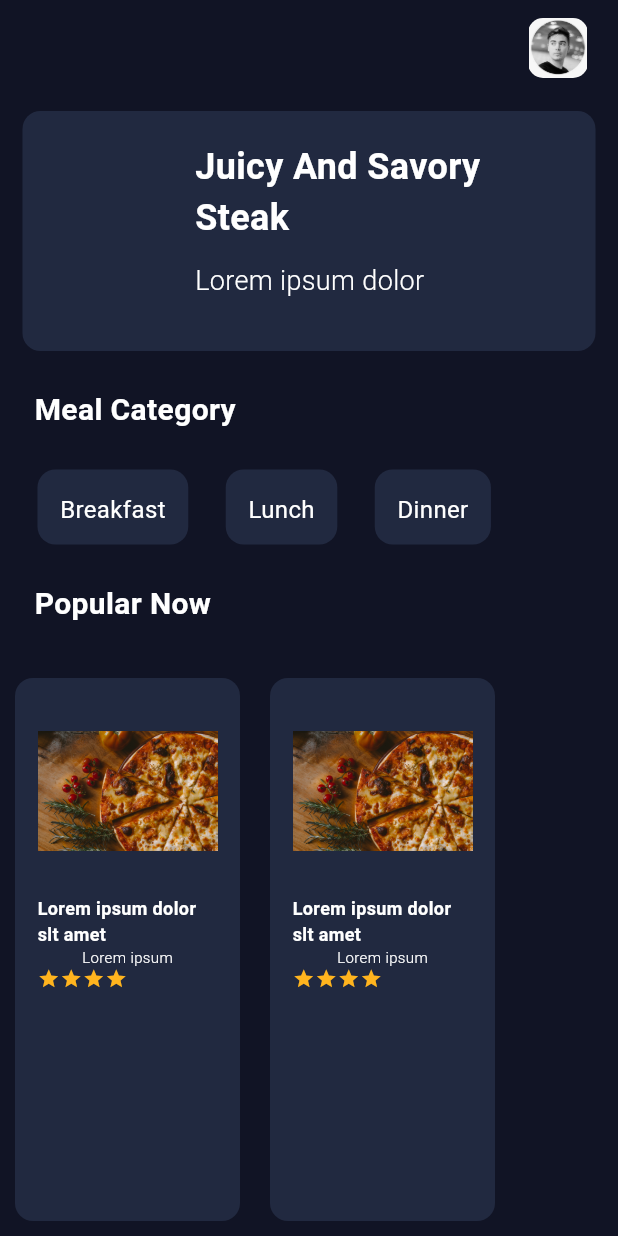
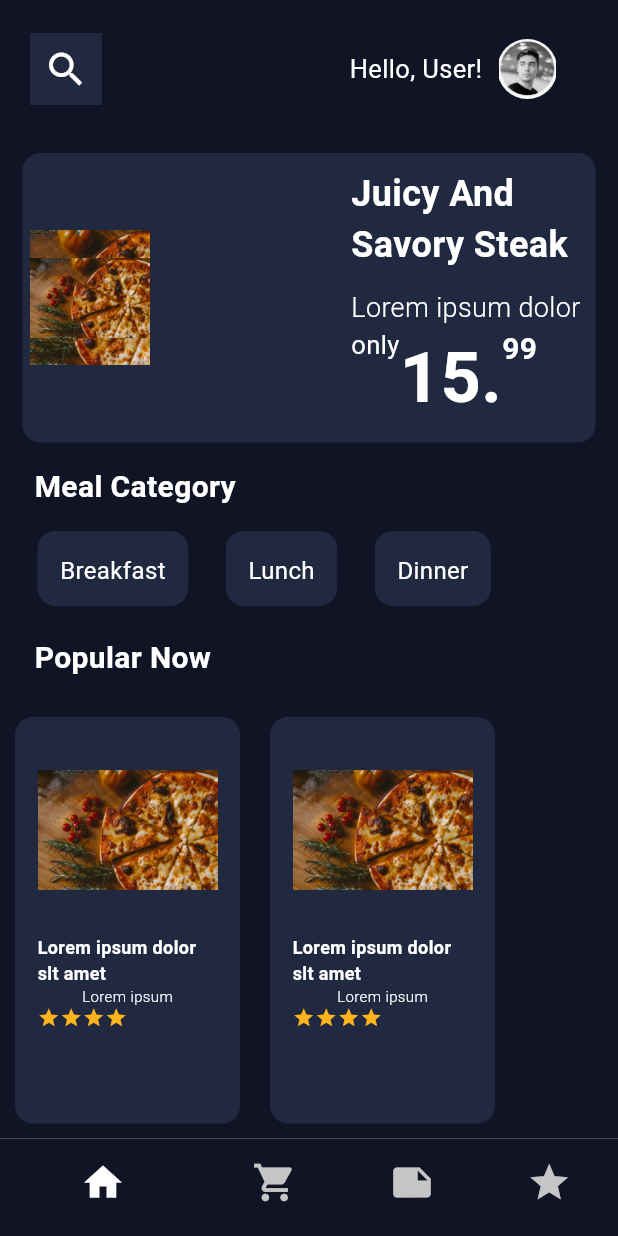
Before and after one commit to menukaAnujitha/pizza_order_app, a Flutter app: the screen it shows after launch, on a phone screen of 412 x 824 dp. Run offline on Flutter 3.47's test engine with Material 3 defaults, Android fonts, the phone set to English and light mode, and no system bars.

Commit message:
feat: add bottom navigation bar

```diff
--- a/lib/UI pages/cart.dart
+++ b/lib/UI pages/cart.dart
@@ -1,4 +1,5 @@
 import 'package:flutter/material.dart';
+import 'package:pizza_order_app/Widgets/bottom_nav.dart';
 
 class CartPage extends StatefulWidget {
   const CartPage({super.key});
@@ -11,8 +12,7 @@ class _CartPageState extends State<CartPage> {
   @override
   Widget build(BuildContext context) {
     return Scaffold(
-        body: SafeArea(
-      child: Text('Cart Page', style: TextStyle(fontSize: 30)),
-    ));
+      bottomNavigationBar: BottomNav(),
+    );
   }
 }
--- a/lib/UI pages/home.dart
+++ b/lib/UI pages/home.dart
@@ -1,6 +1,7 @@
 import 'package:flutter/material.dart';
 import 'package:pizza_order_app/Models/category_card.dart';
 import 'package:pizza_order_app/Models/pizza_card.dart';
+import 'package:pizza_order_app/Widgets/bottom_nav.dart';
 
 class HomePage extends StatefulWidget {
   const HomePage({super.key});
@@ -15,24 +16,44 @@ class _HomePAgeState extends State<HomePage> {
     return Scaffold(
       backgroundColor: Color.fromARGB(255, 17, 20, 37),
       body: SafeArea(
+        // Top Row
+
         child: Column(
           children: [
             Padding(
               padding:
-                  const EdgeInsets.symmetric(horizontal: 20.0, vertical: 12.0),
+                  const EdgeInsets.symmetric(horizontal: 20.0, vertical: 22.0),
               child: Row(
-                mainAxisAlignment: MainAxisAlignment.spaceBetween,
                 children: [
-                  const Column(
-                    crossAxisAlignment: CrossAxisAlignment.start,
-                    children: [],
+                  Container(
+                    color: Color.fromARGB(255, 33, 41, 64),
+                    child: IconButton(
+                        iconSize: 30,
+                        color: Colors.white,
+                        icon: const Icon(
+                          Icons.search,
+                          color: Colors.white,
                         ),
-                  ClipRRect(
-                    borderRadius: BorderRadius.circular(10),
+                        onPressed: () {}),
+                  ),
+                  SizedBox(width: 165),
+                  Text(
+                    'Hello, User!',
+                    style: TextStyle(
+                      color: Colors.white,
+                      //fontWeight: FontWeight.bold,
+                      fontSize: 17,
+                    ),
+                  ),
+                  SizedBox(width: 10),
+                  Container(
+                    child: ClipRRect(
+                      borderRadius: BorderRadius.circular(50),
                       child: Image.asset(
                         'lib/images/profile.jpg',
                         width: 40,
                         height: 40,
+                      ),
                     ),
                   )
                 ],
@@ -46,22 +67,33 @@ class _HomePAgeState extends State<HomePage> {
             Padding(
               padding: const EdgeInsets.symmetric(horizontal: 15.0),
               child: Container(
-                padding: const EdgeInsets.all(20),
+                padding: const EdgeInsets.all(5),
                 decoration: BoxDecoration(
                     color: Color.fromARGB(255, 33, 41, 64),
                     borderRadius: BorderRadius.circular(12)),
-                child: Row(children: [
+                child: Row(
+                    mainAxisAlignment: MainAxisAlignment.spaceBetween,
+                    children: [
                       Container(
-                    height: 80,
+                        height: 90,
                         width: 80,
+                        child: Image.asset(
+                          'lib/images/pizza.jpg',
+                        ),
+                        decoration: BoxDecoration(
+                          image: DecorationImage(
+                              image: AssetImage("lib/images/pizza.jpg"),
+                              fit: BoxFit.cover),
+                        ),
                       ),
                       const SizedBox(width: 15),
-                  Expanded(
+                      Padding(
+                        padding: const EdgeInsets.all(5.0),
                         child: Column(
                           crossAxisAlignment: CrossAxisAlignment.start,
                           children: [
                             const Text(
-                          'Juicy And Savory Steak',
+                              'Juicy And \nSavory Steak',
                               style: TextStyle(
                                 color: Colors.white,
                                 fontWeight: FontWeight.bold,
@@ -76,15 +108,47 @@ class _HomePAgeState extends State<HomePage> {
                                   fontSize: 18,
                                   fontWeight: FontWeight.w300),
                             ),
-                        const SizedBox(height: 14),
+                            // const SizedBox(height: 14),
+                            const Row(
+                              crossAxisAlignment: CrossAxisAlignment.start,
+                              children: <Widget>[
+                                Text(
+                                  'only',
+                                  //textAlign: TextAlign.center,
+                                  style: TextStyle(
+                                    color: Colors.white,
+                                    //fontWeight: FontWeight.bold,
+                                    fontSize: 17,
+                                  ),
+                                ),
+                                Text(
+                                  '15.',
+                                  textAlign: TextAlign.center,
+                                  style: TextStyle(
+                                    color: Colors.white,
+                                    fontWeight: FontWeight.bold,
+                                    fontSize: 47,
+                                  ),
+                                ),
+                                Text(
+                                  '99',
+                                  textAlign: TextAlign.center,
+                                  style: TextStyle(
+                                    color: Colors.white,
+                                    fontWeight: FontWeight.bold,
+                                    fontSize: 20,
+                                  ),
+                                ),
+                              ],
+                            )
                           ],
                         ),
-                  )
+                      ),
                     ]),
               ),
             ),
 
-            const SizedBox(height: 25),
+            const SizedBox(height: 15),
 
             // text
 
@@ -103,7 +167,7 @@ class _HomePAgeState extends State<HomePage> {
               ),
             ),
 
-            const SizedBox(height: 25),
+            const SizedBox(height: 15),
 
             // side srcoll
 
@@ -119,7 +183,7 @@ class _HomePAgeState extends State<HomePage> {
               ),
             ),
 
-            const SizedBox(height: 25),
+            const SizedBox(height: 20),
 
             // text
 
@@ -138,7 +202,7 @@ class _HomePAgeState extends State<HomePage> {
               ),
             ),
 
-            const SizedBox(height: 25),
+            const SizedBox(height: 15),
 
             // bottom cards
 
@@ -158,8 +222,8 @@ class _HomePAgeState extends State<HomePage> {
             ))
           ],
         ),
-        //BottomNav();
       ),
+      // bottomNavigationBar: BottomNav(),
     );
   }
 }
--- a/lib/UI pages/likes.dart
+++ b/lib/UI pages/likes.dart
@@ -10,6 +10,10 @@ class LikesPage extends StatefulWidget {
 class _LikesPageState extends State<LikesPage> {
   @override
   Widget build(BuildContext context) {
-    return const Placeholder();
+    return Scaffold(
+      body: SafeArea(
+        child: Text('Likes Page', style: TextStyle(fontSize: 30)),
+      ),
+    );
   }
 }
--- a/lib/UI pages/menu.dart
+++ b/lib/UI pages/menu.dart
@@ -11,8 +11,9 @@ class _MenuPageState extends State<MenuPage> {
   @override
   Widget build(BuildContext context) {
     return Scaffold(
-        body: SafeArea(
-      child: Text('Menus Page', style: TextStyle(fontSize: 30)),
-    ));
+      body: SafeArea(
+        child: Text('Menu Page', style: TextStyle(fontSize: 30)),
+      ),
+    );
   }
 }
--- /dev/null
+++ b/lib/Widgets/bottom_nav.dart
@@ -0,0 +1,87 @@
+import 'package:flutter/material.dart';
+import 'package:pizza_order_app/UI pages/home.dart';
+import 'package:pizza_order_app/UI pages/cart.dart';
+import 'package:pizza_order_app/UI pages/menu.dart';
+import 'package:pizza_order_app/UI pages/likes.dart';
+
+class BottomNav extends StatefulWidget {
+  const BottomNav({super.key});
+
+  @override
+  State<BottomNav> createState() => _BottomNavState();
+}
+
+class _BottomNavState extends State<BottomNav> {
+  int _selectedIndex = 0;
+
+  static const List<Widget> _widgetOptions = <Widget>[
+    HomePage(),
+    CartPage(),
+    MenuPage(),
+    LikesPage(),
+  ];
+
+  void _onItemTapped(int index) {
+    setState(() {
+      _selectedIndex = index;
+    });
+  }
+
+  @override
+  Widget build(BuildContext context) {
+    return Scaffold(
+      body: Center(
+        child: _widgetOptions.elementAt(_selectedIndex),
+      ),
+      bottomNavigationBar: Theme(
+        data: ThemeData(
+          canvasColor: Color.fromARGB(255, 17, 20, 37),
+        ),
+        child: BottomNavigationBar(
+          items: const <BottomNavigationBarItem>[
+            BottomNavigationBarItem(
+              icon: Icon(
+                Icons.home,
+                size: 30,
+              ),
+              label: '',
+            ),
+            BottomNavigationBarItem(
+              icon: Icon(
+                Icons.shopping_cart,
+                size: 30,
+              ),
+              label: '',
+            ),
+            BottomNavigationBarItem(
+              icon: Icon(
+                Icons.note,
+                size: 30,
+              ),
+              label: '',
+            ),
+            BottomNavigationBarItem(
+              icon: Icon(
+                Icons.star,
+                size: 30,
+              ),
+              label: '',
+            ),
+          ],
+          currentIndex: _selectedIndex,
+          selectedItemColor: Color.fromARGB(255, 255, 255, 255),
+          unselectedItemColor: Color.fromARGB(255, 197, 197, 197),
+          onTap: _onItemTapped,
+          showSelectedLabels: false,
+          showUnselectedLabels: false,
+          //backgroundColor: const Color.fromARGB(255, 0, 0, 0),
+          /*iconSize: 30,
+          showSelectedLabels: false,
+          showUnselectedLabels: false,
+          selectedFontSize: 13.0,
+          unselectedFontSize: 13.0,*/
+        ),
+      ),
+    );
+  }
+}
--- a/lib/main.dart
+++ b/lib/main.dart
@@ -1,4 +1,5 @@
 import 'package:flutter/material.dart';
+import 'package:pizza_order_app/UI%20pages/cart.dart';
 import 'package:pizza_order_app/UI%20pages/home.dart';
 
 void main() {
@@ -13,7 +14,7 @@ class MyApp extends StatelessWidget {
     return MaterialApp(
       title: 'Pizza Order App',
       debugShowCheckedModeBanner: false,
-      home: HomePage(),
+      home: CartPage(),
     );
   }
 }
```
Lines whose indentation alone changed are shown as unchanged.
